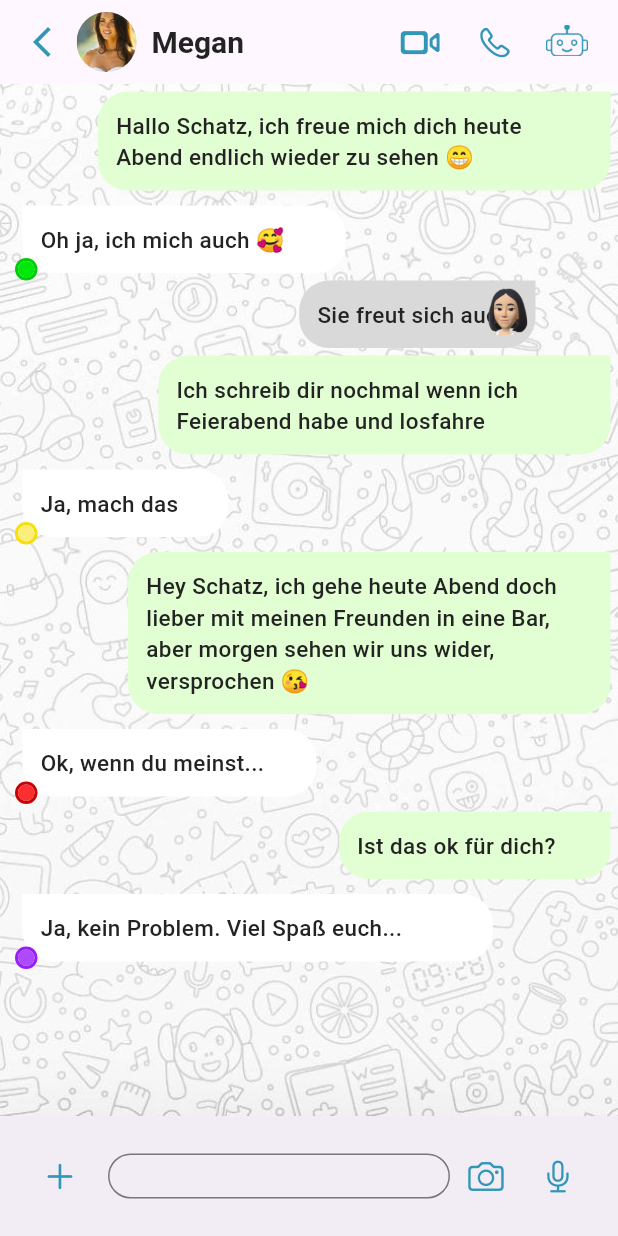
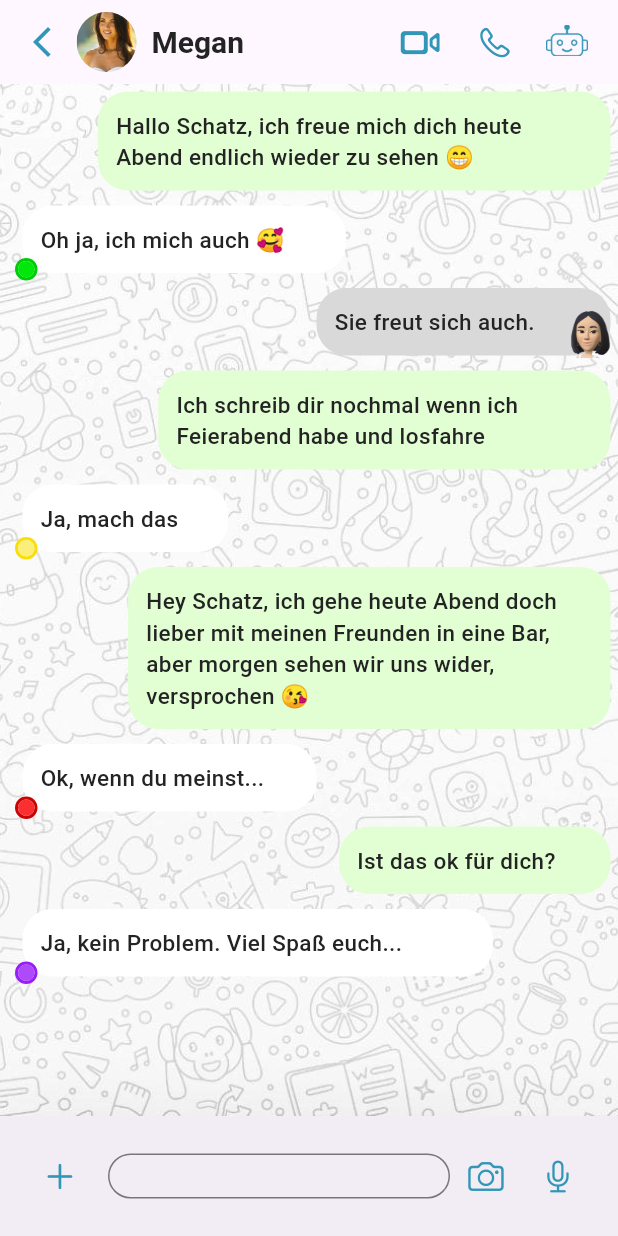
Before and after one commit to melmmarc/kibuddy, a Flutter app: the screen it shows after launch, on a phone screen of 412 x 824 dp. Run offline on Flutter 3.47's test engine with Material 3 defaults, Android fonts, the phone set to English and light mode, and no system bars.

Commit message:
bubble fixes

```diff
--- a/kibuddy/lib/screens/chat.dart
+++ b/kibuddy/lib/screens/chat.dart
@@ -100,6 +100,7 @@ class ChatPage extends StatelessWidget {
                             color: Color(0xFFE2FFD4),
                             borderRadius: BorderRadius.only(
                               topLeft: Radius.circular(20),
+                              topRight: Radius.circular(20),
                               bottomLeft: Radius.circular(20),
                               bottomRight: Radius.circular(20),
                             ),
@@ -127,9 +128,10 @@ class ChatPage extends StatelessWidget {
               decoration: const BoxDecoration(
                 color: Colors.white,
                 borderRadius: BorderRadius.only(
+                  topLeft: Radius.circular(20),
                   topRight: Radius.circular(20),
+                  bottomLeft: Radius.circular(20),
                   bottomRight: Radius.circular(20),
-                  bottomLeft: Radius.circular(20),
                 ),
               ),
               padding: const EdgeInsets.all(12),
@@ -169,22 +171,26 @@ class ChatPage extends StatelessWidget {
     ],
   ),
 ),
+
+
 Align(
-  alignment: Alignment.bottomRight,
-  child: Padding(
-    padding: const EdgeInsets.fromLTRB(5.0, 0.0, 55.0, 0), // Adjusted right padding to 55
-    child: FractionallySizedBox(
-      widthFactor: 0.6,
+                    alignment: Alignment.centerRight,
                     child: Stack(
-        alignment: Alignment.bottomRight,
                       children: [
                         Container(
+                          margin: const EdgeInsets.only(left: 10.0),
+                          child: Padding(
+                            padding: const EdgeInsets.all(5.0),
+                            child: FractionallySizedBox(
+                              widthFactor: 0.5,
+                              child: Container(
                                 decoration: const BoxDecoration(
                                   color: Color(0xFFD9D9D9),
                                   borderRadius: BorderRadius.only(
+                                    topRight: Radius.circular(20),
                                     topLeft: Radius.circular(20),
+                                    bottomRight: Radius.circular(20),
                                     bottomLeft: Radius.circular(20),
-                bottomRight: Radius.circular(20),
                                   ),
                                 ),
                                 padding: const EdgeInsets.all(12),
@@ -197,8 +203,11 @@ Align(
                                   ),
                                 ),
                               ),
+                            ),
+                          ),
+                        ),
                         Positioned(
-            top: 0,
+                          bottom: 0,
                           right: 0,
                           child: Image.asset(
                             'assets/images/kibuddy-face.png',
@@ -207,8 +216,6 @@ Align(
                           ),
                         ),
                       ],
-      ),
-    ),
                     ),
                   ),
 
@@ -227,6 +234,7 @@ Align(
                             color: Color(0xFFE2FFD4),
                             borderRadius: BorderRadius.only(
                               topLeft: Radius.circular(20),
+                              topRight: Radius.circular(20),
                               bottomLeft: Radius.circular(20),
                               bottomRight: Radius.circular(20),
                             ),
@@ -258,9 +266,10 @@ Align(
               decoration: const BoxDecoration(
                 color: Colors.white,
                 borderRadius: BorderRadius.only(
+                  topLeft: Radius.circular(20),
                   topRight: Radius.circular(20),
+                  bottomLeft: Radius.circular(20),
                   bottomRight: Radius.circular(20),
-                  bottomLeft: Radius.circular(20),
                 ),
               ),
               padding: const EdgeInsets.all(12),
@@ -312,6 +321,7 @@ Align(
                             color: Color(0xFFE2FFD4),
                             borderRadius: BorderRadius.only(
                               topLeft: Radius.circular(20),
+                              topRight: Radius.circular(20),
                               bottomLeft: Radius.circular(20),
                               bottomRight: Radius.circular(20),
                             ),
@@ -343,9 +353,10 @@ Align(
               decoration: const BoxDecoration(
                 color: Colors.white,
                 borderRadius: BorderRadius.only(
+                  topLeft: Radius.circular(20),
                   topRight: Radius.circular(20),
+                  bottomLeft: Radius.circular(20),
                   bottomRight: Radius.circular(20),
-                  bottomLeft: Radius.circular(20),
                 ),
               ),
               padding: const EdgeInsets.all(12),
@@ -397,6 +408,7 @@ Align(
                             color: Color(0xFFE2FFD4),
                             borderRadius: BorderRadius.only(
                               topLeft: Radius.circular(20),
+                              topRight: Radius.circular(20),
                               bottomLeft: Radius.circular(20),
                               bottomRight: Radius.circular(20),
                             ),
@@ -428,9 +440,10 @@ Align(
               decoration: const BoxDecoration(
                 color: Colors.white,
                 borderRadius: BorderRadius.only(
+                  topLeft: Radius.circular(20),
                   topRight: Radius.circular(20),
+                  bottomLeft: Radius.circular(20),
                   bottomRight: Radius.circular(20),
-                  bottomLeft: Radius.circular(20),
                 ),
               ),
               padding: const EdgeInsets.all(12),
```
Lines whose indentation alone changed are shown as unchanged.
